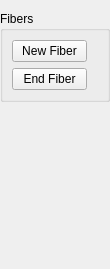
nci/drishti, file tools/paint-graphcut/fibersmenu.ui: the form before one commit.
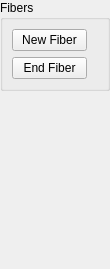
The form after the commit.

What changed in the file:
```diff
--- a/tools/paint-graphcut/fibersmenu.ui
+++ b/tools/paint-graphcut/fibersmenu.ui
@@ -26,6 +26,9 @@
    <property name="leftMargin">
     <number>0</number>
    </property>
+   <property name="topMargin">
+    <number>0</number>
+   </property>
    <property name="rightMargin">
     <number>0</number>
    </property>
```
